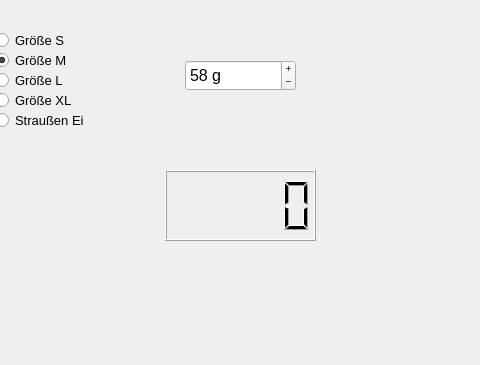
Above: ei-o-mat/mainwindow.ui from ChrisKraft1999/ei-o-mat before the change; both pictures show x 105 to 585 and y 0 to 365 of the 800 by 600 pixel window. Below: the same form after it.
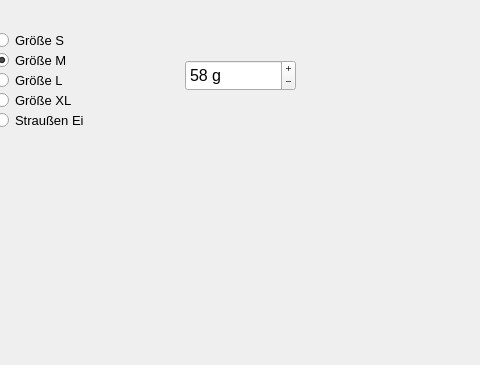
That is the form after the change.

What changed in the file:
```diff
--- a/ei-o-mat/mainwindow.ui
+++ b/ei-o-mat/mainwindow.ui
@@ -10,6 +10,11 @@
     <height>600</height>
    </rect>
   </property>
+  <property name="font">
+   <font>
+    <family>MS Shell Dlg 2</family>
+   </font>
+  </property>
   <property name="windowTitle">
    <string>MainWindow</string>
   </property>
@@ -143,16 +148,6 @@
      <string>Straußen Ei</string>
     </property>
    </widget>
-   <widget class="QLCDNumber" name="lcdNumber">
-    <property name="geometry">
-     <rect>
-      <x>270</x>
-      <y>170</y>
-      <width>151</width>
-      <height>71</height>
-     </rect>
-    </property>
-   </widget>
   </widget>
   <widget class="QMenuBar" name="menubar">
    <property name="geometry">
```
Left out of the diff: 6 changed lines with no effect on the pictures.
